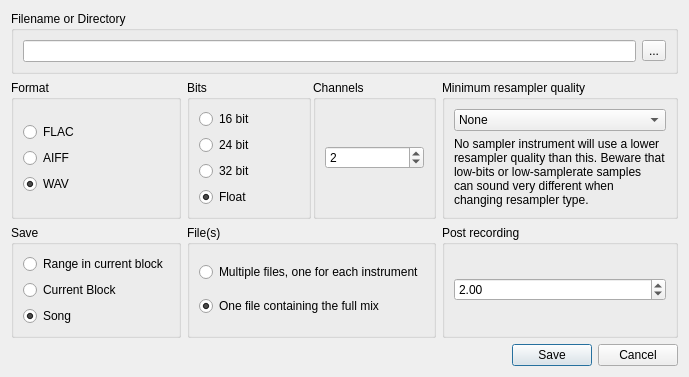
Old version of the form Qt/qt4_soundfilesaver_widget.ui in the repository kmatheussen/radium.
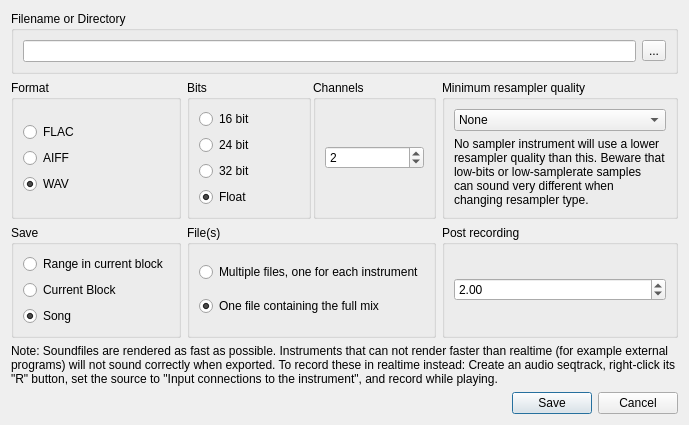
New version of the form.

Commit message: Soundfile saver: Put comment in dialog how to save soundfiles if you can"t render faster than realtime

Diff of the .ui file:
```diff
--- a/Qt/qt4_soundfilesaver_widget.ui
+++ b/Qt/qt4_soundfilesaver_widget.ui
@@ -7,7 +7,7 @@
     <x>0</x>
     <y>0</y>
     <width>795</width>
-    <height>398</height>
+    <height>440</height>
    </rect>
   </property>
   <property name="sizePolicy">
@@ -50,6 +50,16 @@
      </item>
     </layout>
    </item>
+   <item row="2" column="0">
+    <widget class="QLabel" name="realtime_note">
+     <property name="text">
+      <string>Note: Soundfiles are rendered as fast as possible. Instruments that can not render faster than realtime (for example external programs) will not sound correctly when exported. To record these in realtime instead: Create an audio seqtrack, right-click its "R" button, set the source to "Input connections to the instrument", and record while playing.</string>
+     </property>
+     <property name="wordWrap">
+      <bool>true</bool>
+     </property>
+    </widget>
+   </item>
    <item row="4" column="0">
     <widget class="QDialogButtonBox" name="buttonBox">
      <property name="orientation">
```
